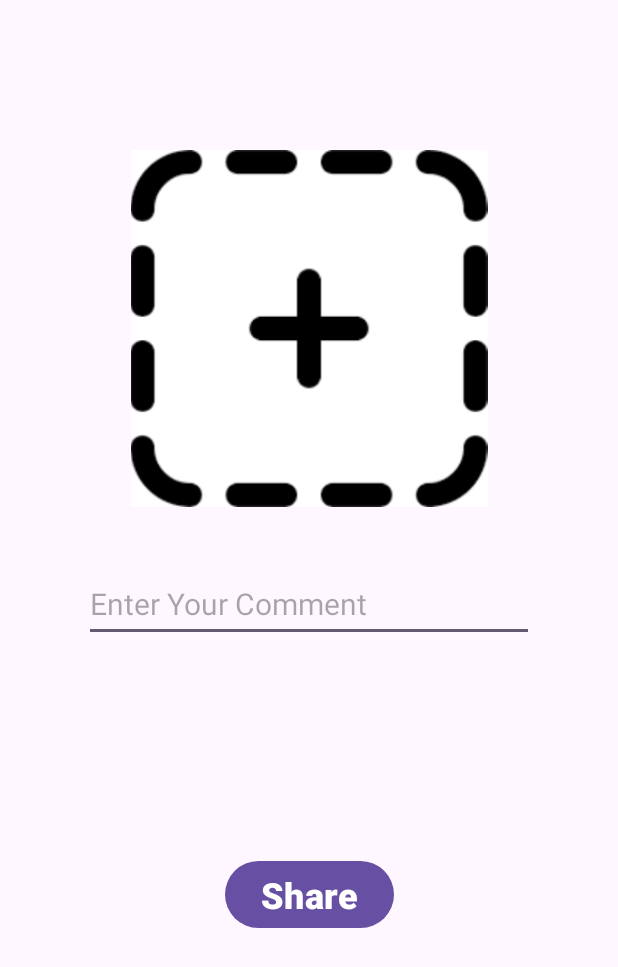
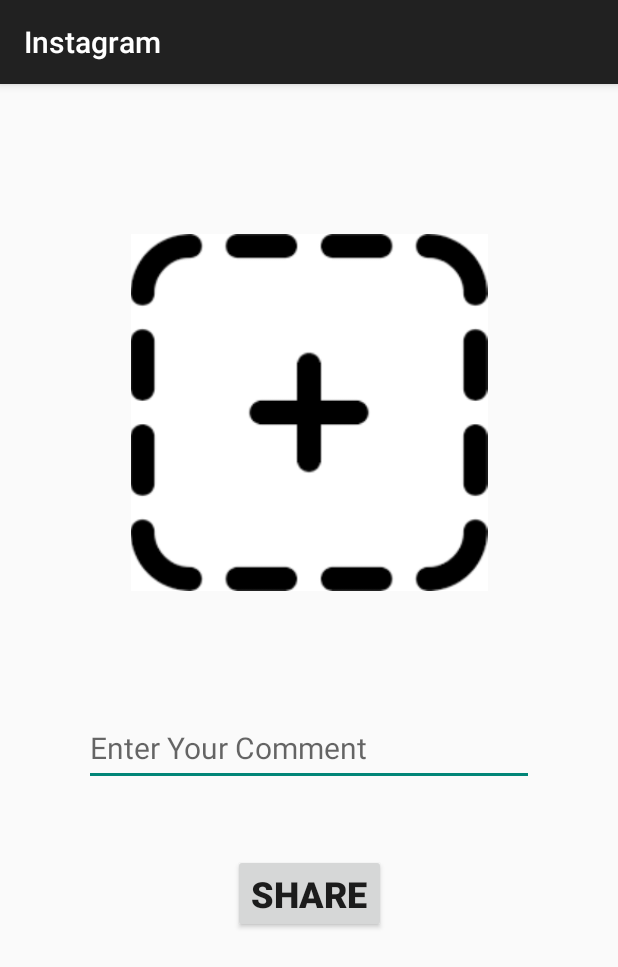
Before and after one commit to Nurrozcetin/instaClone, an Android app: the UploadActivity screen opened directly, with no data from a screen before it, after a tap on an icon or button, on a phone screen of 412 x 824 dp. Shown: the top 967 px of the screen. Run offline under Robolectric (Android 15) with nearby library versions, the phone set to English and light mode, and no system bars.

Commit message:
added menu and image permission

```diff
--- a/app/src/main/AndroidManifest.xml
+++ b/app/src/main/AndroidManifest.xml
@@ -1,6 +1,7 @@
 <?xml version="1.0" encoding="utf-8"?>
 <manifest xmlns:android="http://schemas.android.com/apk/res/android"
     xmlns:tools="http://schemas.android.com/tools">
+    <uses-permission android:name="android.permission.READ_EXTERNAL_STORAGE"></uses-permission>
 
     <application
         android:allowBackup="true"
@@ -20,7 +21,8 @@
             android:exported="false" />
         <activity
             android:name=".MainActivity"
-            android:exported="true">
+            android:exported="true"
+            android:theme="@style/Base.Theme.Instagram">
             <intent-filter>
                 <action android:name="android.intent.action.MAIN" />
 
--- a/app/src/main/java/com/example/instagram/UploadActivity.java
+++ b/app/src/main/java/com/example/instagram/UploadActivity.java
@@ -1,25 +1,112 @@
 package com.example.instagram;
 
+import android.Manifest;
+import android.content.Intent;
+import android.content.pm.PackageManager;
+import android.graphics.Bitmap;
+import android.graphics.ImageDecoder;
+import android.media.Image;
+import android.net.Uri;
+import android.os.Build;
 import android.os.Bundle;
+import android.provider.MediaStore;
 import android.view.View;
+import android.widget.Toast;
 
 import androidx.activity.EdgeToEdge;
+import androidx.activity.result.ActivityResult;
+import androidx.activity.result.ActivityResultCallback;
+import androidx.activity.result.ActivityResultLauncher;
+import androidx.activity.result.contract.ActivityResultContracts;
 import androidx.appcompat.app.AppCompatActivity;
+import androidx.core.app.ActivityCompat;
+import androidx.core.content.ContextCompat;
 import androidx.core.graphics.Insets;
 import androidx.core.view.ViewCompat;
 import androidx.core.view.WindowInsetsCompat;
 
+import com.example.instagram.databinding.ActivityUploadBinding;
+import com.google.android.material.snackbar.Snackbar;
+
 public class UploadActivity extends AppCompatActivity {
 
+    private ActivityUploadBinding bindig;
+    Uri imageData;
+    Bitmap selectedImage;
+    ActivityResultLauncher<Intent> activityResultLauncher;
+    ActivityResultLauncher<String> permissionLauncher;
     @Override
     protected void onCreate(Bundle savedInstanceState) {
         super.onCreate(savedInstanceState);
-        setContentView(R.layout.activity_upload);
+        bindig = ActivityUploadBinding.inflate(getLayoutInflater());
+        View view = bindig.getRoot();
+        setContentView(view);
+
+        registerLauncher();
     }
+
     public void upload(View view ){
 
     }
     public void imageSelect(View view){
+        if(ContextCompat.checkSelfPermission(this, Manifest.permission.READ_EXTERNAL_STORAGE) != PackageManager.PERMISSION_GRANTED){
+            if(ActivityCompat.shouldShowRequestPermissionRationale(this, Manifest.permission.READ_EXTERNAL_STORAGE)){
+                Snackbar.make(view, "Permission needed for gallery",Snackbar.LENGTH_INDEFINITE).setAction("Give permission", new View.OnClickListener() {
+                    @Override
+                    public void onClick(View v) {
+                        //ask permission
+                        permissionLauncher.launch(Manifest.permission.READ_EXTERNAL_STORAGE);
+                    }
+                }).show();
+            }else{
+                //ask permission
+                permissionLauncher.launch(Manifest.permission.READ_EXTERNAL_STORAGE);
+            }
+        }else {
+            Intent intentToGallery = new Intent(Intent.ACTION_PICK, MediaStore.Images.Media.INTERNAL_CONTENT_URI);
+            activityResultLauncher.launch(intentToGallery);
+        }
+    }
 
+    private void registerLauncher(){
+        activityResultLauncher = registerForActivityResult(new ActivityResultContracts.StartActivityForResult(), new ActivityResultCallback<ActivityResult>() {
+            @Override
+            public void onActivityResult(ActivityResult result) {
+                if(result.getResultCode() == RESULT_OK){
+                    Intent intentFromResult = result.getData();
+                    if(intentFromResult != null) {
+                        imageData = intentFromResult.getData();
+                        bindig.imgSelect.setImageURI(imageData);
+
+                        /*change to bitmap
+                        try {
+                            if(Build.VERSION.SDK_INT >= 28){
+                                ImageDecoder.Source source = ImageDecoder.createSource(UploadActivity.this.getContentResolver(), imageData);
+                                selectedImage = ImageDecoder.decodeBitmap(source);
+                                bindig.imgSelect.setImageBitmap(selectedImage);
+                            }else{
+                                selectedImage = MediaStore.Images.Media.getBitmap(UploadActivity.this.getContentResolver(), imageData);
+                                bindig.imgSelect.setImageBitmap(selectedImage);
+                            }
+                        }catch (Exception error){
+                            error.printStackTrace();
+                        }*/
+
+                    }
+                }
+            }
+        });
+
+        permissionLauncher = registerForActivityResult(new ActivityResultContracts.RequestPermission(), new ActivityResultCallback<Boolean>() {
+            @Override
+            public void onActivityResult(Boolean result) {
+                if(result){
+                    Intent intentToGallery = new Intent(Intent.ACTION_PICK, MediaStore.Images.Media.INTERNAL_CONTENT_URI);
+                    activityResultLauncher.launch(intentToGallery);
+                }else{
+                    Toast.makeText(UploadActivity.this, "Permission needed", Toast.LENGTH_LONG).show();
+                }
+            }
+        });
     }
 }
--- a/app/src/main/res/layout/activity_upload.xml
+++ b/app/src/main/res/layout/activity_upload.xml
@@ -22,7 +22,7 @@
         android:id="@+id/editTxtComment"
         android:layout_width="300dp"
         android:layout_height="50dp"
-        android:layout_marginTop="40dp"
+        android:layout_marginTop="80dp"
         android:ems="10"
         android:hint="Enter Your Comment"
         android:inputType="text"
@@ -35,14 +35,12 @@
         android:id="@+id/btnUpload"
         android:layout_width="wrap_content"
         android:layout_height="wrap_content"
-        android:layout_marginTop="70dp"
-        android:layout_marginBottom="130dp"
+        android:layout_marginTop="45dp"
         android:onClick="upload"
         android:text="Share"
         android:textSize="24sp"
         android:textStyle="bold"
-        app:layout_constraintBottom_toBottomOf="parent"
-        app:layout_constraintEnd_toEndOf="parent"
-        app:layout_constraintStart_toStartOf="parent"
+        app:layout_constraintEnd_toEndOf="@+id/editTxtComment"
+        app:layout_constraintStart_toStartOf="@+id/editTxtComment"
         app:layout_constraintTop_toBottomOf="@+id/editTxtComment" />
 </androidx.constraintlayout.widget.ConstraintLayout>
--- /dev/null
+++ b/app/src/main/res/menu/option_menu.xml
@@ -0,0 +1,6 @@
+<?xml version="1.0" encoding="utf-8"?>
+<menu xmlns:android="http://schemas.android.com/apk/res/android">
+<item android:id="@+id/add_post" android:title="Add Post" ></item>
+    <item android:id="@+id/sign_out" android:title="Sign Out"></item>
+
+</menu>
--- a/app/src/main/res/values/themes.xml
+++ b/app/src/main/res/values/themes.xml
@@ -1,6 +1,6 @@
 <resources xmlns:tools="http://schemas.android.com/tools">
     <!-- Base application theme. -->
-    <style name="Base.Theme.Instagram" parent="Theme.Material3.DayNight.NoActionBar">
+    <style name="Base.Theme.Instagram" parent="Theme.AppCompat.Light.DarkActionBar">
         <!-- Customize your light theme here. -->
         <!-- <item name="colorPrimary">@color/my_light_primary</item> -->
     </style>
```
Also changed, not shown: app/src/main/java/com/example/instagram/FeedActivity.java (+44 -7 lines), app/src/main/res/layout/activity_main.xml (+9 -10 lines), app/src/main/res/drawable/menu.png (added).
